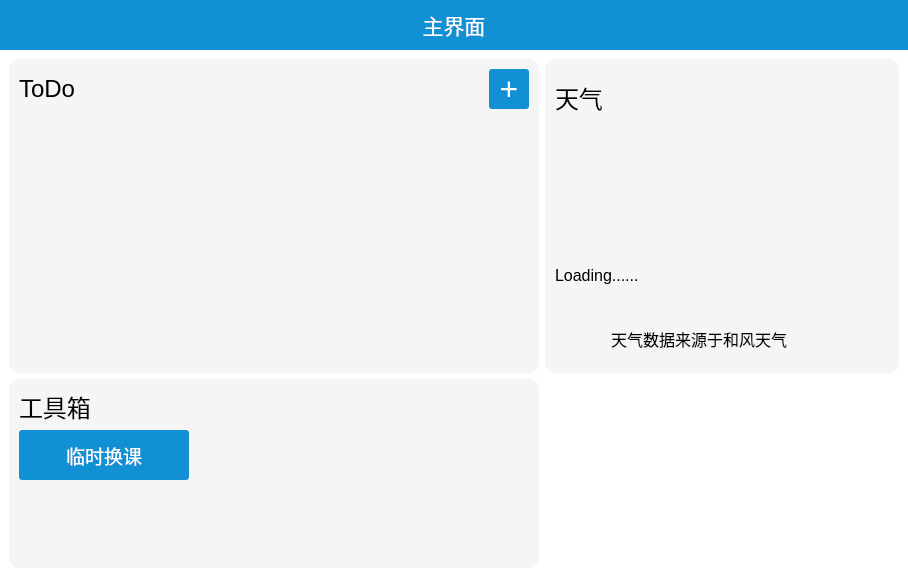
Old version of the form ui/mainwindow.ui in the repository Aero80wd/SchoolTools.
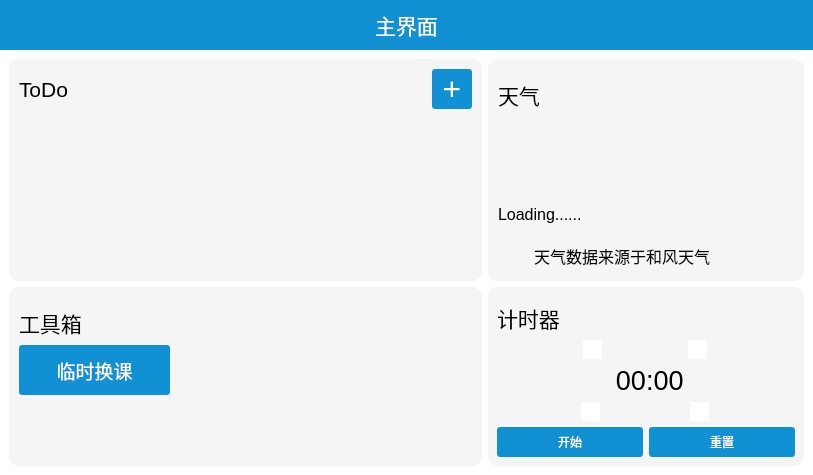
New version of the form. Icons and pictures are not drawn. Custom widgets are drawn as their Qt base class.

Diff of the .ui file:
```diff
--- a/ui/mainwindow.ui
+++ b/ui/mainwindow.ui
@@ -6,8 +6,8 @@
    <rect>
     <x>0</x>
     <y>0</y>
-    <width>908</width>
-    <height>577</height>
+    <width>813</width>
+    <height>475</height>
    </rect>
   </property>
   <property name="windowTitle">
@@ -95,7 +95,7 @@
        <height>0</height>
       </size>
      </property>
-     <layout class="QGridLayout" name="gridLayout_2" rowstretch="5,3" columnstretch="3,2" rowminimumheight="0,0">
+     <layout class="QGridLayout" name="gridLayout_2" rowstretch="5,4" columnstretch="3,2">
       <item row="0" column="0">
        <widget class="QWidget" name="widget_3" native="true">
         <property name="styleSheet">
@@ -127,7 +127,7 @@
              </property>
              <property name="font">
               <font>
-               <pointsize>18</pointsize>
+               <pointsize>16</pointsize>
               </font>
              </property>
              <property name="styleSheet">
@@ -207,7 +207,7 @@
           <number>10</number>
          </property>
          <property name="topMargin">
-          <number>10</number>
+          <number>20</number>
          </property>
          <property name="rightMargin">
           <number>10</number>
@@ -225,7 +225,7 @@
            </property>
            <property name="font">
             <font>
-             <pointsize>18</pointsize>
+             <pointsize>16</pointsize>
             </font>
            </property>
            <property name="styleSheet">
@@ -240,8 +240,8 @@
           <widget class="QLabel" name="weather_icon_show">
            <property name="maximumSize">
             <size>
-             <width>100</width>
-             <height>100</height>
+             <width>70</width>
+             <height>70</height>
             </size>
            </property>
            <property name="text">
@@ -273,8 +273,14 @@
             <widget class="QLabel" name="label_6">
              <property name="minimumSize">
               <size>
-               <width>50</width>
-               <height>0</height>
+               <width>30</width>
+               <height>30</height>
+              </size>
+             </property>
+             <property name="maximumSize">
+              <size>
+               <width>30</width>
+               <height>30</height>
               </size>
              </property>
              <property name="styleSheet">
@@ -322,7 +328,7 @@
           <number>10</number>
          </property>
          <property name="topMargin">
-          <number>10</number>
+          <number>20</number>
          </property>
          <property name="rightMargin">
           <number>10</number>
@@ -334,7 +340,7 @@
           <widget class="QLabel" name="label_5">
            <property name="font">
             <font>
-             <pointsize>18</pointsize>
+             <pointsize>16</pointsize>
             </font>
            </property>
            <property name="styleSheet">
@@ -415,6 +421,180 @@
         </layout>
        </widget>
       </item>
+      <item row="1" column="1">
+       <widget class="QWidget" name="widget_6" native="true">
+        <property name="styleSheet">
+         <string notr="true">background: rgb(245, 245, 245);
+border-radius: 10px;
+</string>
+        </property>
+        <layout class="QVBoxLayout" name="verticalLayout_5">
+         <property name="topMargin">
+          <number>15</number>
+         </property>
+         <item>
+          <widget class="QLabel" name="label_7">
+           <property name="maximumSize">
+            <size>
+             <width>16777215</width>
+             <height>50</height>
+            </size>
+           </property>
+           <property name="font">
+            <font>
+             <pointsize>16</pointsize>
+            </font>
+           </property>
+           <property name="styleSheet">
+            <string notr="true">color:#000000;</string>
+           </property>
+           <property name="text">
+            <string>计时器</string>
+           </property>
+          </widget>
+         </item>
+         <item>
+          <layout class="QVBoxLayout" name="verticalLayout_6">
+           <item>
+            <layout class="QHBoxLayout" name="horizontalLayout_7">
+             <property name="spacing">
+              <number>0</number>
+             </property>
+             <item>
+              <widget class="QToolButton" name="min_up">
+               <property name="styleSheet">
+                <string notr="true">image: url(&quot;:/res/up_arrow.svg&quot;);
+background: #ffffff;</string>
+               </property>
+               <property name="text">
+                <string/>
+               </property>
+              </widget>
+             </item>
+             <item>
+              <widget class="QToolButton" name="sec_up">
+               <property name="styleSheet">
+                <string notr="true">image: url(&quot;:/res/up_arrow.svg&quot;);
+background: #ffffff;</string>
+               </property>
+               <property name="text">
+                <string/>
+               </property>
+              </widget>
+             </item>
+            </layout>
+           </item>
+           <item>
+            <widget class="ClickLabel" name="time_label">
+             <property name="font">
+              <font>
+               <pointsize>20</pointsize>
+              </font>
+             </property>
+             <property name="text">
+              <string> 00:00</string>
+             </property>
+             <property name="alignment">
+              <set>Qt::AlignmentFlag::AlignCenter</set>
+             </property>
+            </widget>
+           </item>
+           <item>
+            <layout class="QHBoxLayout" name="horizontalLayout_8">
+             <item>
+              <widget class="QToolButton" name="min_down">
+               <property name="styleSheet">
+                <string notr="true">image: url(&quot;:/res/down_arrow.svg&quot;);
+background: #ffffff;</string>
+               </property>
+               <property name="text">
+                <string/>
+               </property>
+              </widget>
+             </item>
+             <item>
+              <widget class="QToolButton" name="sec_down">
+               <property name="styleSheet">
+                <string notr="true">image: url(&quot;:/res/down_arrow.svg&quot;);
+background: #ffffff;</string>
+               </property>
+               <property name="text">
+                <string/>
+               </property>
+              </widget>
+             </item>
+            </layout>
+           </item>
+          </layout>
+         </item>
+         <item>
+          <layout class="QHBoxLayout" name="horizontalLayout_9">
+           <item>
+            <widget class="QPushButton" name="timer_start">
+             <property name="minimumSize">
+              <size>
+               <width>0</width>
+               <height>30</height>
+              </size>
+             </property>
+             <property name="styleSheet">
+              <string notr="true">QPushButton{
+	border-radius: 3px; /* 边框圆角 */
+	color:#ffffff;
+	background-color: #1191d3; /* 背景颜色 */
+	padding:3px;
+
+}
+QPushButton:hover{
+background:rgb(11, 96, 139);
+}
+</string>
+             </property>
+             <property name="text">
+              <string>开始</string>
+             </property>
+            </widget>
+           </item>
+           <item>
+            <widget class="QPushButton" name="pushButton">
+             <property name="enabled">
+              <bool>true</bool>
+             </property>
+             <property name="minimumSize">
+              <size>
+               <width>0</width>
+               <height>30</height>
+              </size>
+             </property>
+             <property name="styleSheet">
+              <string notr="true">QPushButton{
+	border-radius: 3px; /* 边框圆角 */
+	color:#ffffff;
+	background-color: #1191d3; /* 背景颜色 */
+	padding:3px;
+
+}
+QPushButton:hover{
+background:rgb(11, 96, 139);
+}
+QPushButton:disabled{
+background-color: rgb(177, 177, 177)
+}
+</string>
+             </property>
+             <property name="text">
+              <string>重置</string>
+             </property>
+             <property name="flat">
+              <bool>false</bool>
+             </property>
+            </widget>
+           </item>
+          </layout>
+         </item>
+        </layout>
+       </widget>
+      </item>
      </layout>
     </widget>
    </item>
```
